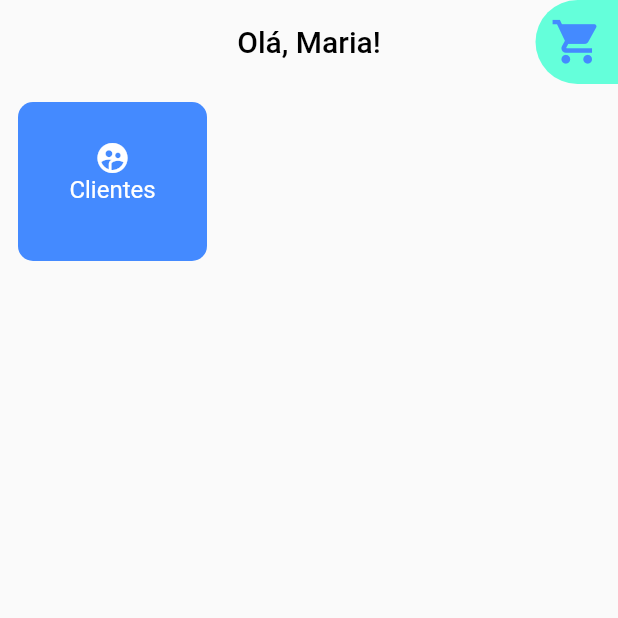
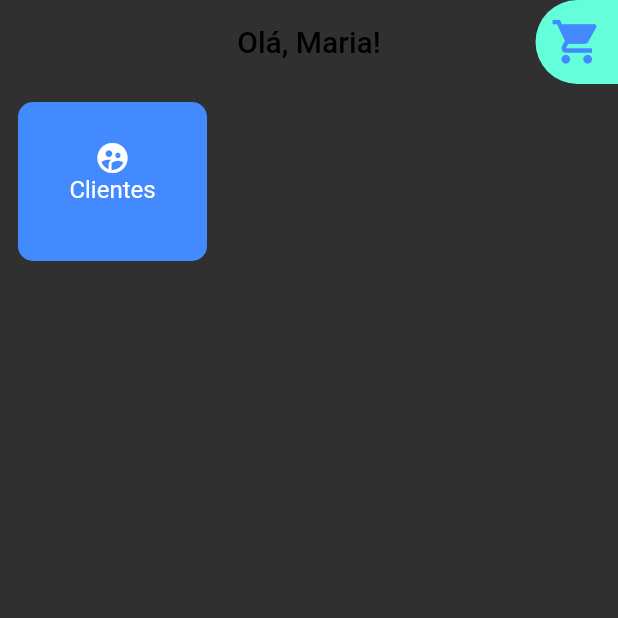
Before and after one commit to catianeviana/sales_power_in_flutter, a Flutter app: the screen it shows after launch, on a phone screen of 412 x 824 dp, the top half of it. Run offline on Flutter 3.47's test engine with Material 2 defaults, Android fonts, the phone set to English and light mode, and no system bars.

Commit message:
Tema do App

```diff
--- a/lib/main.dart
+++ b/lib/main.dart
@@ -1,6 +1,18 @@
 import 'package:flutter/material.dart';
+import 'package:flutter/services.dart';
 import 'package:sales_power/screens/Dashboard.dart';
-void main() => runApp(SalesPowerApp());
+
+void main() {
+  SystemChrome.setSystemUIOverlayStyle(
+    SystemUiOverlayStyle(
+      statusBarBrightness: Brightness.dark,
+      statusBarColor: Colors.transparent,
+      systemNavigationBarColor: Colors.indigoAccent.shade700,
+    ),
+  );
+
+  runApp(SalesPowerApp());
+}
 
 class SalesPowerApp extends StatelessWidget {
   @override
@@ -8,16 +20,12 @@ class SalesPowerApp extends StatelessWidget {
     return MaterialApp(
       home: Dashboard(),
       debugShowCheckedModeBanner: false,
+      title: 'Sales Power',
       theme: ThemeData(
-           visualDensity:  VisualDensity.adaptivePlatformDensity,
-           /*
-          brightness:     Brightness.light,
-          primaryColor:   Color(0xff2270ee),
-          accentColor:    Color(0xff4487c7),
-          primaryColorLight: Color(0xff6e9eff),
-          primaryColorDark: Color(0xff0046bb),
-          fontFamily: 'Montserrat',*/
-        ),
-      );
+        primaryColor: Colors.indigoAccent.shade400,
+        primaryColorDark: Colors.indigoAccent.shade700,
+        brightness: Brightness.dark,
+      ),
+    );
   }
 }
```
